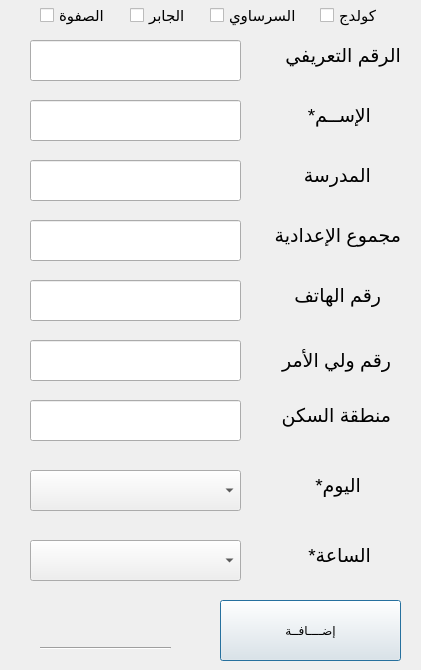
Above: student_manager/add.ui from shedeed1/student_manager before the change. Below: the same form after it.
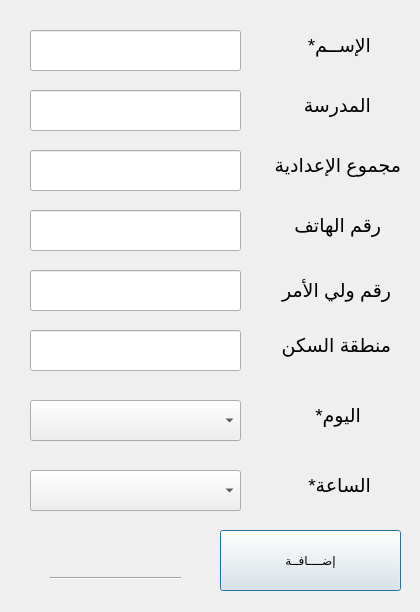
That is the form after the change.

Diff of the .ui file:
```diff
--- a/student_manager/add.ui
+++ b/student_manager/add.ui
@@ -6,8 +6,8 @@
    <rect>
     <x>0</x>
     <y>0</y>
-    <width>421</width>
-    <height>670</height>
+    <width>420</width>
+    <height>612</height>
    </rect>
   </property>
   <property name="windowTitle">
@@ -17,7 +17,7 @@
    <property name="geometry">
     <rect>
      <x>290</x>
-     <y>80</y>
+     <y>10</y>
      <width>81</width>
      <height>71</height>
     </rect>
@@ -36,7 +36,7 @@
    <property name="geometry">
     <rect>
      <x>250</x>
-     <y>220</y>
+     <y>150</y>
      <width>151</width>
      <height>31</height>
     </rect>
@@ -54,7 +54,7 @@
    <property name="geometry">
     <rect>
      <x>220</x>
-     <y>600</y>
+     <y>530</y>
      <width>181</width>
      <height>61</height>
     </rect>
@@ -67,7 +67,7 @@
    <property name="geometry">
     <rect>
      <x>300</x>
-     <y>450</y>
+     <y>380</y>
      <width>61</width>
      <height>71</height>
     </rect>
@@ -85,7 +85,7 @@
    <property name="geometry">
     <rect>
      <x>290</x>
-     <y>520</y>
+     <y>450</y>
      <width>81</width>
      <height>71</height>
     </rect>
@@ -99,29 +99,11 @@
     <string>الساعة*</string>
    </property>
   </widget>
-  <widget class="QLabel" name="label_5">
-   <property name="geometry">
-    <rect>
-     <x>270</x>
-     <y>20</y>
-     <width>131</width>
-     <height>71</height>
-    </rect>
-   </property>
-   <property name="font">
-    <font>
-     <pointsize>14</pointsize>
-    </font>
-   </property>
-   <property name="text">
-    <string>الرقم التعريفي</string>
-   </property>
-  </widget>
   <widget class="Line" name="line">
    <property name="geometry">
     <rect>
-     <x>40</x>
-     <y>640</y>
+     <x>50</x>
+     <y>570</y>
      <width>131</width>
      <height>16</height>
     </rect>
@@ -133,8 +115,8 @@
   <widget class="QLabel" name="label_6">
    <property name="geometry">
     <rect>
-     <x>50</x>
-     <y>620</y>
+     <x>60</x>
+     <y>550</y>
      <width>121</width>
      <height>21</height>
     </rect>
@@ -150,7 +132,7 @@
    <property name="geometry">
     <rect>
      <x>290</x>
-     <y>280</y>
+     <y>210</y>
      <width>91</width>
      <height>31</height>
     </rect>
@@ -168,7 +150,7 @@
    <property name="geometry">
     <rect>
      <x>270</x>
-     <y>340</y>
+     <y>270</y>
      <width>121</width>
      <height>41</height>
     </rect>
@@ -186,7 +168,7 @@
    <property name="geometry">
     <rect>
      <x>290</x>
-     <y>160</y>
+     <y>90</y>
      <width>81</width>
      <height>31</height>
     </rect>
@@ -200,29 +182,11 @@
     <string>المدرسة</string>
    </property>
   </widget>
-  <widget class="QCheckBox" name="checkBox">
-   <property name="geometry">
-    <rect>
-     <x>40</x>
-     <y>0</y>
-     <width>81</width>
-     <height>31</height>
-    </rect>
-   </property>
-   <property name="font">
-    <font>
-     <pointsize>11</pointsize>
-    </font>
-   </property>
-   <property name="text">
-    <string>الصفوة</string>
-   </property>
-  </widget>
   <widget class="QLabel" name="label_10">
    <property name="geometry">
     <rect>
      <x>270</x>
-     <y>380</y>
+     <y>310</y>
      <width>121</width>
      <height>71</height>
     </rect>
@@ -236,21 +200,11 @@
     <string>منطقة السكن</string>
    </property>
   </widget>
-  <widget class="QLineEdit" name="lineEdit">
-   <property name="geometry">
-    <rect>
-     <x>30</x>
-     <y>40</y>
-     <width>211</width>
-     <height>41</height>
-    </rect>
-   </property>
-  </widget>
   <widget class="QLineEdit" name="lineEdit_2">
    <property name="geometry">
     <rect>
      <x>30</x>
-     <y>100</y>
+     <y>30</y>
      <width>211</width>
      <height>41</height>
     </rect>
@@ -260,7 +214,7 @@
    <property name="geometry">
     <rect>
      <x>30</x>
-     <y>160</y>
+     <y>90</y>
      <width>211</width>
      <height>41</height>
     </rect>
@@ -270,7 +224,7 @@
    <property name="geometry">
     <rect>
      <x>30</x>
-     <y>220</y>
+     <y>150</y>
      <width>211</width>
      <height>41</height>
     </rect>
@@ -280,7 +234,7 @@
    <property name="geometry">
     <rect>
      <x>30</x>
-     <y>280</y>
+     <y>210</y>
      <width>211</width>
      <height>41</height>
     </rect>
@@ -290,7 +244,7 @@
    <property name="geometry">
     <rect>
      <x>30</x>
-     <y>340</y>
+     <y>270</y>
      <width>211</width>
      <height>41</height>
     </rect>
@@ -300,7 +254,7 @@
    <property name="geometry">
     <rect>
      <x>30</x>
-     <y>400</y>
+     <y>330</y>
      <width>211</width>
      <height>41</height>
     </rect>
@@ -310,7 +264,7 @@
    <property name="geometry">
     <rect>
      <x>30</x>
-     <y>470</y>
+     <y>400</y>
      <width>211</width>
      <height>41</height>
     </rect>
@@ -320,66 +274,12 @@
    <property name="geometry">
     <rect>
      <x>30</x>
-     <y>540</y>
+     <y>470</y>
      <width>211</width>
      <height>41</height>
     </rect>
    </property>
   </widget>
-  <widget class="QCheckBox" name="checkBox_2">
-   <property name="geometry">
-    <rect>
-     <x>130</x>
-     <y>0</y>
-     <width>81</width>
-     <height>31</height>
-    </rect>
-   </property>
-   <property name="font">
-    <font>
-     <pointsize>11</pointsize>
-    </font>
-   </property>
-   <property name="text">
-    <string>الجابر</string>
-   </property>
-  </widget>
-  <widget class="QCheckBox" name="checkBox_3">
-   <property name="geometry">
-    <rect>
-     <x>320</x>
-     <y>0</y>
-     <width>111</width>
-     <height>31</height>
-    </rect>
-   </property>
-   <property name="font">
-    <font>
-     <pointsize>11</pointsize>
-    </font>
-   </property>
-   <property name="text">
-    <string>كولدج</string>
-   </property>
-  </widget>
-  <widget class="QCheckBox" name="checkBox_4">
-   <property name="geometry">
-    <rect>
-     <x>210</x>
-     <y>0</y>
-     <width>91</width>
-     <height>31</height>
-    </rect>
-   </property>
-   <property name="font">
-    <font>
-     <pointsize>11</pointsize>
-    </font>
-   </property>
-   <property name="text">
-    <string>السرساوي</string>
-   </property>
-  </widget>
  </widget>
  <resources/>
  <connections/>
```
